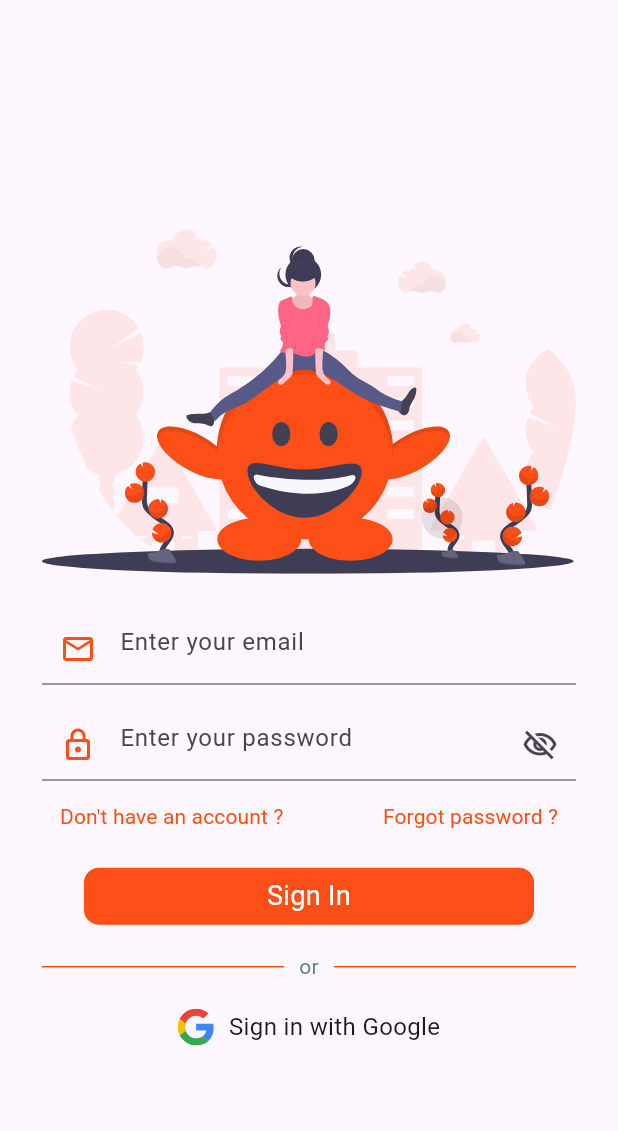
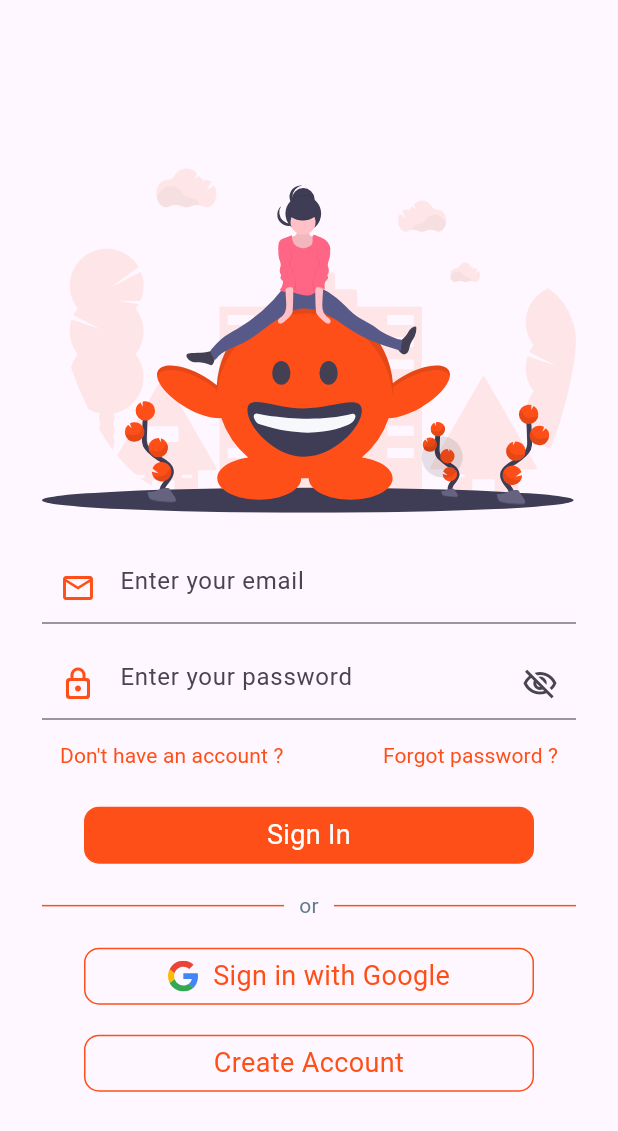
Before and after one commit to AkifhanIlgaz/oxford-vocabulary-app, a Flutter app: the screen it shows after launch, after a tap on "Sign In", on a phone screen of 412 x 824 dp. Shown: the top 1131 px of the screen. Run offline on Flutter 3.47's test engine with Material 3 defaults, Android fonts, the phone set to English and light mode, and no system bars; our stand-ins replace email_validator, firebase_auth, firebase_core, flutter_svg, google_sign_in; accounts and stored records are empty; generated files the repository leaves out were written again; Roboto replaces fonts that are missing (Montserrat).

Commit message:
update screen designs

```diff
--- a/lib/screens/signin.dart
+++ b/lib/screens/signin.dart
@@ -4,6 +4,7 @@ import 'package:flutter_svg/flutter_svg.dart';
 import 'package:google_sign_in/google_sign_in.dart';
 import 'package:oxford_vocabulary_app/configs/configs.dart';
 import 'package:oxford_vocabulary_app/main.dart';
+import 'package:oxford_vocabulary_app/screens/signup.dart';
 import 'package:oxford_vocabulary_app/widgets/auth/input/email.dart';
 import 'package:oxford_vocabulary_app/widgets/auth/input/password.dart';
 import 'package:oxford_vocabulary_app/widgets/circular_button_without_splash.dart';
@@ -136,23 +137,56 @@ class _SigninScreenState extends State<SigninScreen> {
                     const SizedBox(height: 10),
                     InkWell(
                       borderRadius: BorderRadius.circular(20),
-
                       onTap: () {},
+                      child: Container(
+                        width: 300,
+                        padding: const EdgeInsets.symmetric(
+                          vertical: 5,
+                        ),
+                        margin: const EdgeInsets.only(
+                          bottom: 10.0,
+                        ),
+                        decoration: BoxDecoration(
+                            borderRadius: BorderRadius.circular(10.0),
+                            border: Border.all(
+                              style: BorderStyle.solid,
+                              color: const Color(kPrimaryColor),
+                            )),
                         child: Row(
                           mainAxisAlignment: MainAxisAlignment.center,
                           mainAxisSize: MainAxisSize.min,
                           children: [
                             SvgPicture.asset(
                               "assets/vectors/google.svg",
-                            width: 24,
+                              width: 20,
                             ),
                             const SizedBox(width: 10),
                             const Text(
                               "Sign in with Google",
-                            style: TextStyle(fontSize: 16),
+                              style: TextStyle(
+                                fontFamily: 'Montserrat',
+                                fontSize: 18.0,
+                                fontWeight: FontWeight.w400,
+                                color: Color(kPrimaryColor),
+                              ),
                             ),
                           ],
                         ),
+                      ),
+                    ),
+                    CircularButtonWithoutSplash(
+                      buttonText: "Create Account",
+                      topMargin: 10,
+                      filled: false,
+                      fillColorInHex: kPrimaryColor,
+                      onTap: () {
+                        Navigator.push(
+                          context,
+                          MaterialPageRoute(
+                            builder: (ctx) => const SignupScreen(),
+                          ),
+                        );
+                      },
                     ),
                   ],
                 ),
--- a/lib/widgets/horizontal_line_with_text.dart
+++ b/lib/widgets/horizontal_line_with_text.dart
@@ -13,12 +13,12 @@ class HorizontalLineWithText extends StatelessWidget {
 
   @override
   Widget build(BuildContext context) {
-    return const Padding(
-      padding: EdgeInsets.symmetric(vertical: 8),
+    return Padding(
+      padding: const EdgeInsets.symmetric(vertical: 8),
       child: Row(
         mainAxisAlignment: MainAxisAlignment.center,
         children: [
-          Expanded(
+          const Expanded(
             child: Divider(
               height: 10,
               color: Color(kPrimaryColor),
@@ -26,11 +26,11 @@ class HorizontalLineWithText extends StatelessWidget {
               thickness: 1,
             ),
           ),
-          Text("or",
-              style: TextStyle(
+          Text(title,
+              style: const TextStyle(
                 color: Colors.blueGrey,
               )),
-          Expanded(
+          const Expanded(
             child: Divider(
               color: Color(kPrimaryColor),
               indent: 10,
```
Also changed, not shown: lib/screens/signup.dart (+21 -15 lines). Lines whose indentation alone changed are shown as unchanged.
